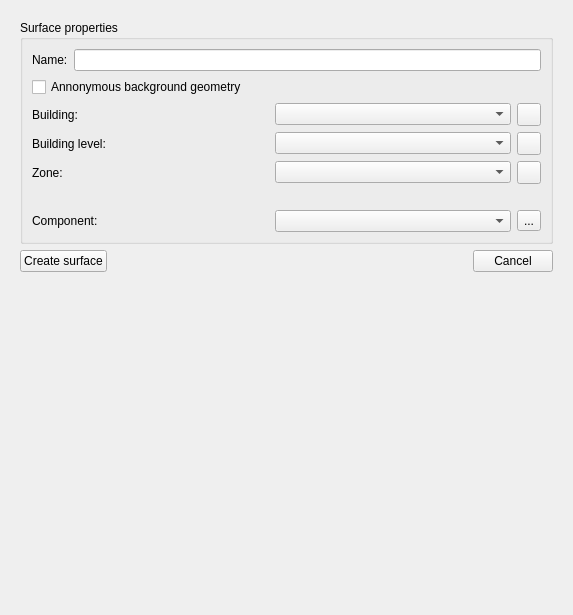
This is SIM-VICUS/src/SVPropVertexListWidget.ui in ghorwin/SIM-VICUS as Qt 5 draws it before an edit. The edited form follows.
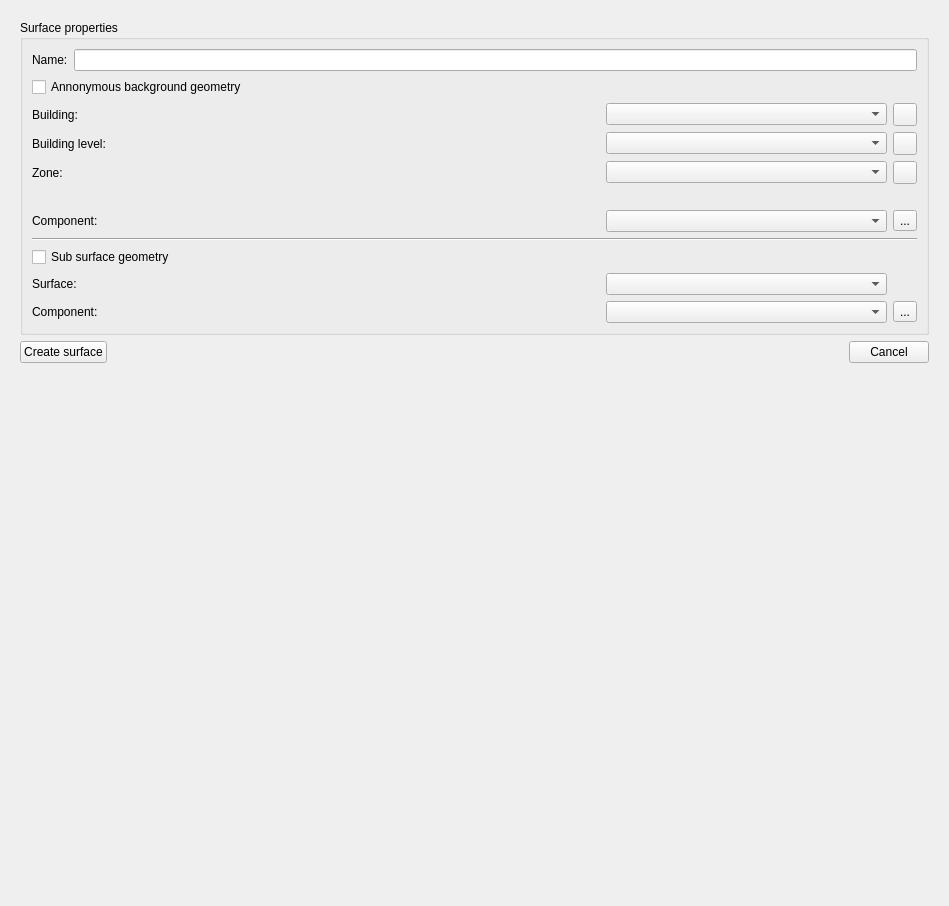
This is the edited form. The open tabs and pages were chosen to show the change. Icons and pictures are not drawn. Custom widgets are drawn as their Qt base class.

Commit message: Added Sub surface creation mode

Patch:
```diff
--- a/SIM-VICUS/src/SVPropVertexListWidget.ui
+++ b/SIM-VICUS/src/SVPropVertexListWidget.ui
@@ -6,8 +6,8 @@
    <rect>
     <x>0</x>
     <y>0</y>
-    <width>573</width>
-    <height>615</height>
+    <width>949</width>
+    <height>906</height>
    </rect>
   </property>
   <layout class="QVBoxLayout" name="verticalLayout">
@@ -129,18 +129,81 @@
           <string>Surface properties</string>
          </property>
          <layout class="QGridLayout" name="gridLayout_4">
-          <item row="2" column="1">
+          <item row="10" column="0">
+           <widget class="QLabel" name="labelSurface">
+            <property name="text">
+             <string>Surface:</string>
+            </property>
+           </widget>
+          </item>
+          <item row="9" column="0">
+           <widget class="QCheckBox" name="checkBoxSubSurfaceGeometry">
+            <property name="text">
+             <string>Sub surface geometry</string>
+            </property>
+           </widget>
+          </item>
+          <item row="4" column="3">
+           <widget class="QToolButton" name="toolButtonAddBuildingLevel">
+            <property name="icon">
+             <iconset resource="../resources/SIM-VICUS.qrc">
+              <normaloff>:/gfx/actions/24x24/plus.png</normaloff>:/gfx/actions/24x24/plus.png</iconset>
+            </property>
+           </widget>
+          </item>
+          <item row="3" column="2">
            <widget class="QComboBox" name="comboBoxBuilding"/>
           </item>
-          <item row="4" column="2">
-           <widget class="QToolButton" name="toolButtonAddZone">
+          <item row="2" column="0" colspan="4">
+           <widget class="QCheckBox" name="checkBoxAnnonymousGeometry">
+            <property name="text">
+             <string>Annonymous background geometry</string>
+            </property>
+           </widget>
+          </item>
+          <item row="8" column="0" colspan="4">
+           <widget class="Line" name="line">
+            <property name="orientation">
+             <enum>Qt::Horizontal</enum>
+            </property>
+           </widget>
+          </item>
+          <item row="3" column="3">
+           <widget class="QToolButton" name="toolButtonAddBuilding">
             <property name="icon">
              <iconset resource="../resources/SIM-VICUS.qrc">
               <normaloff>:/gfx/actions/24x24/plus.png</normaloff>:/gfx/actions/24x24/plus.png</iconset>
             </property>
            </widget>
           </item>
-          <item row="0" column="0" colspan="3">
+          <item row="10" column="2">
+           <widget class="QComboBox" name="comboBoxSurface"/>
+          </item>
+          <item row="11" column="3">
+           <widget class="QToolButton" name="toolButtonEditSubSurfComponents">
+            <property name="text">
+             <string>...</string>
+            </property>
+           </widget>
+          </item>
+          <item row="5" column="2">
+           <widget class="QComboBox" name="comboBoxZone"/>
+          </item>
+          <item row="11" column="0">
+           <widget class="QLabel" name="labelSubSurfaceComponent">
+            <property name="text">
+             <string>Component:</string>
+            </property>
+           </widget>
+          </item>
+          <item row="5" column="0">
+           <widget class="QLabel" name="labelAddZone">
+            <property name="text">
+             <string>Zone:</string>
+            </property>
+           </widget>
+          </item>
+          <item row="0" column="0" colspan="4">
            <layout class="QHBoxLayout" name="horizontalLayout">
             <item>
              <widget class="QLabel" name="label">
@@ -154,71 +217,25 @@
             </item>
            </layout>
           </item>
-          <item row="3" column="0">
-           <widget class="QLabel" name="labelAddBuildingLevel">
-            <property name="text">
-             <string>Building level:</string>
-            </property>
-           </widget>
-          </item>
-          <item row="4" column="0">
-           <widget class="QLabel" name="labelAddZone">
-            <property name="text">
-             <string>Zone:</string>
-            </property>
-           </widget>
-          </item>
-          <item row="6" column="0">
-           <widget class="QLabel" name="labelCompont">
-            <property name="text">
-             <string>Component:</string>
-            </property>
-           </widget>
-          </item>
-          <item row="6" column="2">
-           <widget class="QToolButton" name="toolButtonEditComponents1">
-            <property name="text">
-             <string>...</string>
-            </property>
-           </widget>
-          </item>
-          <item row="4" column="1">
-           <widget class="QComboBox" name="comboBoxZone"/>
-          </item>
-          <item row="2" column="0">
-           <widget class="QLabel" name="labelAddBuilding">
-            <property name="text">
-             <string>Building:</string>
-            </property>
-           </widget>
-          </item>
-          <item row="3" column="1">
+          <item row="4" column="2">
            <widget class="QComboBox" name="comboBoxBuildingLevel"/>
           </item>
-          <item row="1" column="0" colspan="3">
-           <widget class="QCheckBox" name="checkBoxAnnonymousGeometry">
+          <item row="3" column="0">
+           <widget class="QLabel" name="labelAddBuilding">
             <property name="text">
-             <string>Annonymous background geometry</string>
+             <string>Building:</string>
             </property>
            </widget>
           </item>
-          <item row="2" column="2">
-           <widget class="QToolButton" name="toolButtonAddBuilding">
+          <item row="5" column="3">
+           <widget class="QToolButton" name="toolButtonAddZone">
             <property name="icon">
              <iconset resource="../resources/SIM-VICUS.qrc">
               <normaloff>:/gfx/actions/24x24/plus.png</normaloff>:/gfx/actions/24x24/plus.png</iconset>
             </property>
            </widget>
           </item>
-          <item row="3" column="2">
-           <widget class="QToolButton" name="toolButtonAddBuildingLevel">
-            <property name="icon">
-             <iconset resource="../resources/SIM-VICUS.qrc">
-              <normaloff>:/gfx/actions/24x24/plus.png</normaloff>:/gfx/actions/24x24/plus.png</iconset>
-            </property>
-           </widget>
-          </item>
-          <item row="5" column="1">
+          <item row="6" column="2">
            <spacer name="verticalSpacer_2">
             <property name="orientation">
              <enum>Qt::Vertical</enum>
@@ -234,9 +251,33 @@
             </property>
            </spacer>
           </item>
-          <item row="6" column="1">
+          <item row="4" column="0">
+           <widget class="QLabel" name="labelAddBuildingLevel">
+            <property name="text">
+             <string>Building level:</string>
+            </property>
+           </widget>
+          </item>
+          <item row="11" column="2">
+           <widget class="QComboBox" name="comboBoxSubSurfComponent"/>
+          </item>
+          <item row="7" column="0">
+           <widget class="QLabel" name="labelComponent">
+            <property name="text">
+             <string>Component:</string>
+            </property>
+           </widget>
+          </item>
+          <item row="7" column="2">
            <widget class="QComboBox" name="comboBoxComponent"/>
           </item>
+          <item row="7" column="3">
+           <widget class="QToolButton" name="toolButtonEditComponents1">
+            <property name="text">
+             <string>...</string>
+            </property>
+           </widget>
+          </item>
          </layout>
         </widget>
        </item>
```
Left out of the diff: 84 changed lines with no effect on the pictures. The commit also changes 2 other files.
